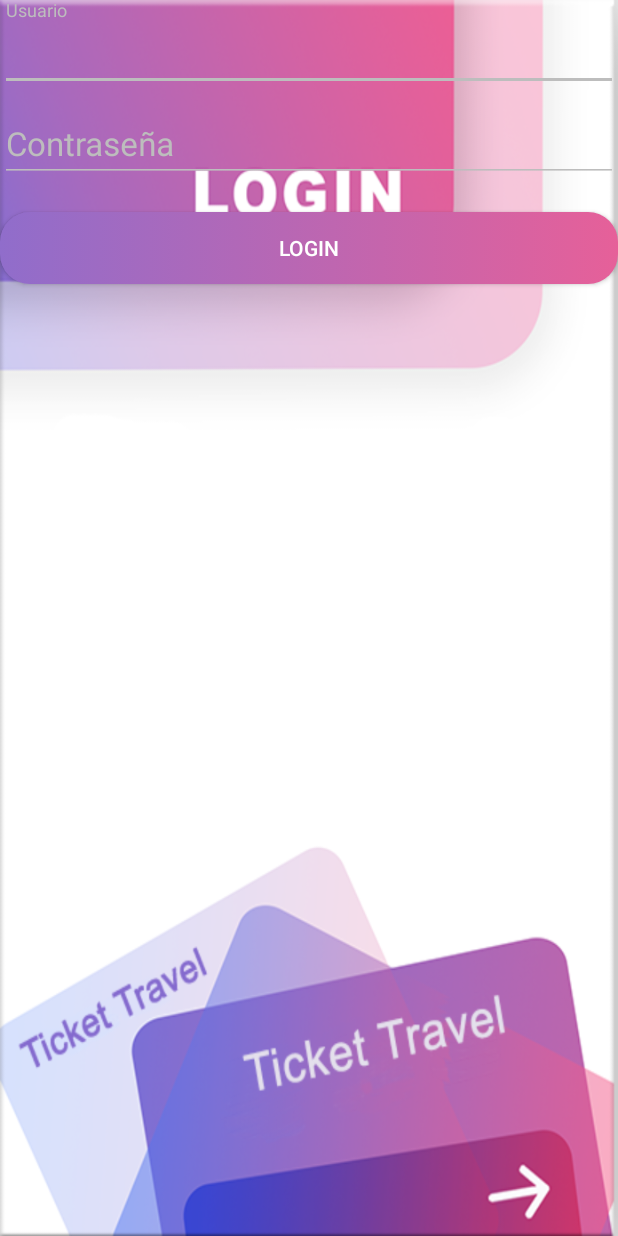
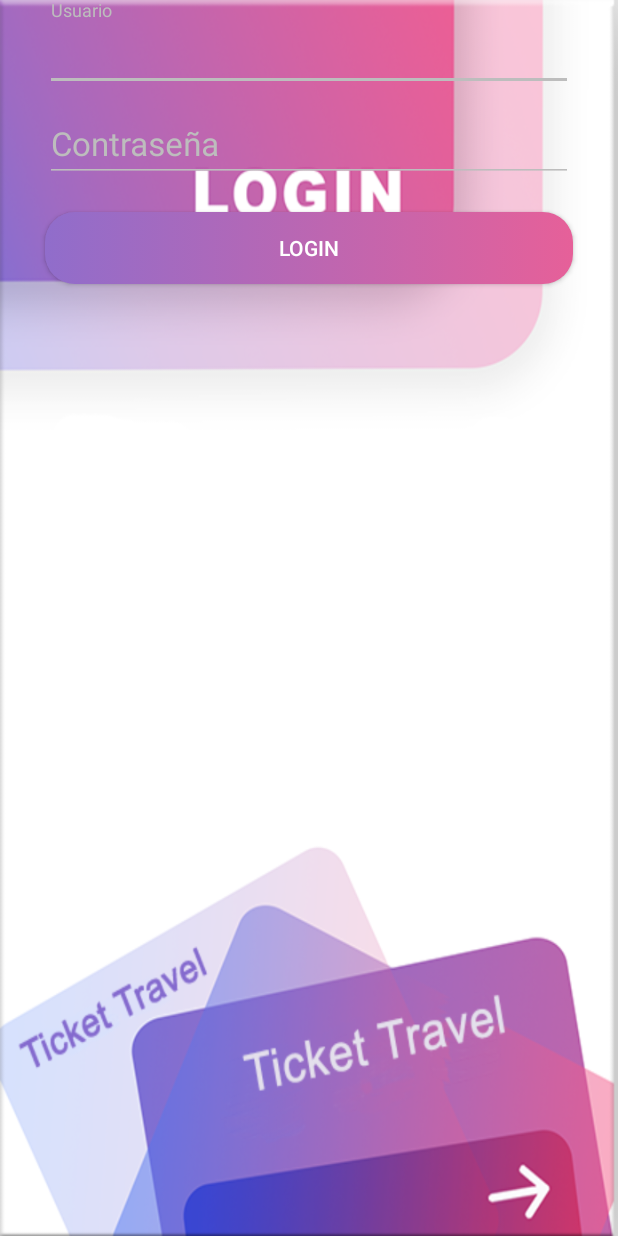
Before and after one commit to suley22/TicketTravel, an Android app: the screen it shows after launch (LoginActivity), on a phone screen of 412 x 824 dp. Run offline under Robolectric (Android 15) with nearby library versions, the phone set to English and light mode, and no system bars.

Commit message:
arreglos pantalla

```diff
--- a/app/src/main/res/layout/activity_login.xml
+++ b/app/src/main/res/layout/activity_login.xml
@@ -29,6 +29,8 @@
 
             android:layout_width="match_parent"
             android:layout_height="wrap_content"
+            android:paddingLeft="30dp"
+            android:paddingRight="30dp"
             android:theme="@style/EditText">
 
             <android.support.design.widget.TextInputEditText
@@ -45,6 +47,8 @@
 
             android:layout_width="match_parent"
             android:layout_height="wrap_content"
+            android:paddingLeft="30dp"
+            android:paddingRight="30dp"
             android:theme="@style/EditText">
 
             <android.support.design.widget.TextInputEditText
@@ -63,6 +67,9 @@
             android:id="@+id/login_buttonLogin"
             android:layout_width="match_parent"
             android:layout_height="wrap_content"
+            android:layout_gravity="center"
+            android:layout_marginLeft="30dp"
+            android:layout_marginRight="30dp"
             android:layout_marginTop="20dp"
             android:background="@drawable/gradient"
             android:text="@string/button_login_text"
```
